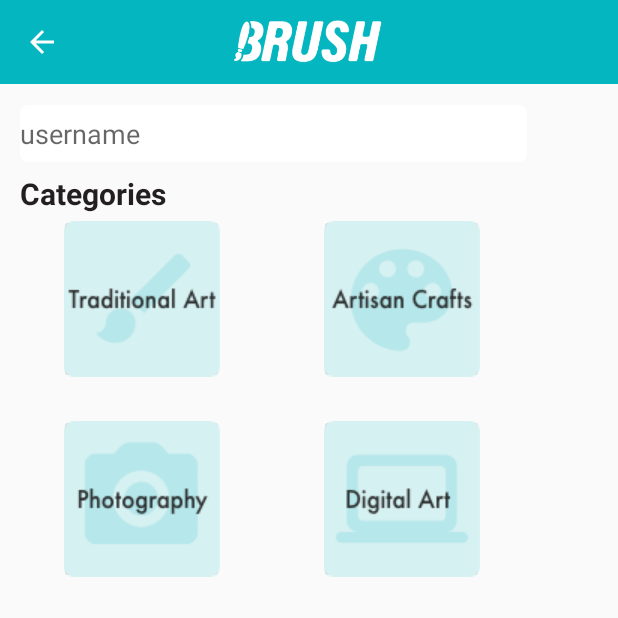
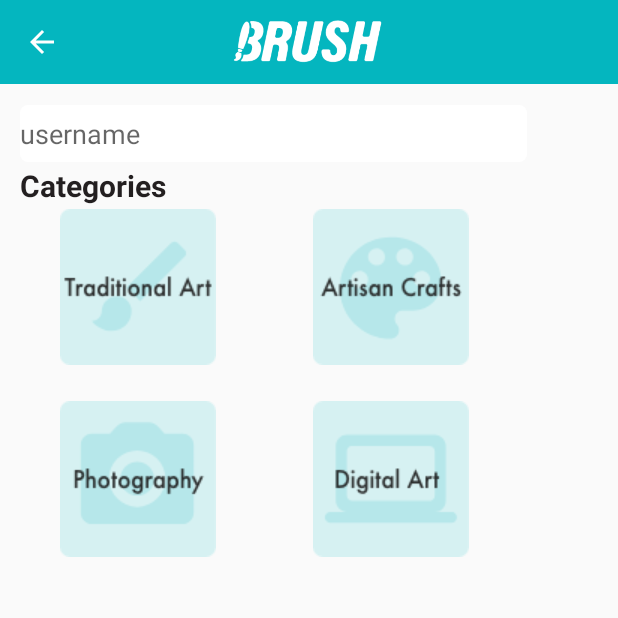
Before and after one commit to SadracTijerina/Brush, an Android app: the SearchUsersActivity screen opened directly, with no data from a screen before it, on a phone screen of 412 x 824 dp, the top half of it. Run offline under Robolectric (Android 15) with nearby library versions, the phone set to English and light mode, and no system bars; our stand-ins replace Firebase (no records; nobody signed in at launch, a user with empty details on screens opened directly).

Commit message:
Final complete part

```diff
--- a/Brush/app/src/main/AndroidManifest.xml
+++ b/Brush/app/src/main/AndroidManifest.xml
@@ -21,7 +21,8 @@
         android:roundIcon="@mipmap/ic_launcher_round"
         android:supportsRtl="true"
         android:theme="@style/AppTheme">
-        <activity android:name=".CategoryActivity"></activity>
+        <activity android:name=".CategoryActivity"
+            android:parentActivityName=".SearchUsersActivity"></activity>
         <activity
             android:name=".UserProfileActivity"
             android:parentActivityName=".MainActivity" />
--- a/Brush/app/src/main/java/com/example/brush/SearchUsersActivity.java
+++ b/Brush/app/src/main/java/com/example/brush/SearchUsersActivity.java
@@ -170,6 +170,7 @@ public class SearchUsersActivity extends AppCompatActivity {
                     textViewCategories.setVisibility(View.GONE);
                     setAdapter(s.toString());
                     Search();
+
                 }
                 else {
                     fullNameList.clear();
--- a/Brush/app/src/main/res/layout/activity_category.xml
+++ b/Brush/app/src/main/res/layout/activity_category.xml
@@ -3,7 +3,7 @@
     xmlns:app="http://schemas.android.com/apk/res-auto"
     xmlns:tools="http://schemas.android.com/tools"
     android:layout_width="match_parent"
-    android:layout_height="match_parent"
+    android:layout_height="wrap_content"
     tools:context=".CategoryActivity">
 
     <include
@@ -28,7 +28,7 @@
 
     <android.support.v7.widget.RecyclerView
         android:layout_width="match_parent"
-        android:layout_height="match_parent"
+        android:layout_height="wrap_content"
         android:layout_below="@id/category_toolbar"
         android:id="@+id/category_list">
 
--- a/Brush/app/src/main/res/layout/activity_search_users.xml
+++ b/Brush/app/src/main/res/layout/activity_search_users.xml
@@ -62,7 +62,7 @@
         android:layout_alignParentTop="true"
         android:layout_marginStart="13dp"
         android:layout_marginLeft="13dp"
-        android:layout_marginTop="115dp"
+        android:layout_marginTop="110dp"
         android:text="Categories"
         android:textColor="@color/colorPrimaryDark"
         android:textSize="20dp"
@@ -86,8 +86,8 @@
 
     <ImageButton
         android:id="@+id/search_digital"
-        android:layout_width="110dp"
-        android:layout_height="106dp"
+        android:layout_width="105dp"
+        android:layout_height="108dp"
         android:layout_below="@+id/search_artisan"
         android:layout_alignStart="@+id/search_artisan"
         android:layout_alignLeft="@+id/search_artisan"
@@ -101,8 +101,8 @@
 
     <ImageButton
         android:id="@+id/search_artisan"
-        android:layout_width="110dp"
-        android:layout_height="113dp"
+        android:layout_width="105dp"
+        android:layout_height="108dp"
         android:layout_alignTop="@+id/search_traditional"
         android:layout_gravity="center"
         android:layout_marginStart="63dp"
@@ -114,8 +114,8 @@
 
     <ImageButton
         android:id="@+id/search_photography"
-        android:layout_width="110dp"
-        android:layout_height="113dp"
+        android:layout_width="105dp"
+        android:layout_height="108dp"
         android:layout_below="@+id/search_traditional"
         android:layout_alignEnd="@+id/search_traditional"
         android:layout_alignRight="@+id/search_traditional"
@@ -128,8 +128,8 @@
 
     <ImageButton
         android:id="@+id/search_traditional"
-        android:layout_width="110dp"
-        android:layout_height="113dp"
+        android:layout_width="105dp"
+        android:layout_height="108dp"
         android:layout_below="@+id/categories_textview"
         android:layout_alignStart="@+id/search_result_list"
         android:layout_alignLeft="@+id/search_result_list"
```
Also changed, not shown: Brush/app/src/main/java/com/example/brush/CategoryActivity.java (+44 -42 lines).
